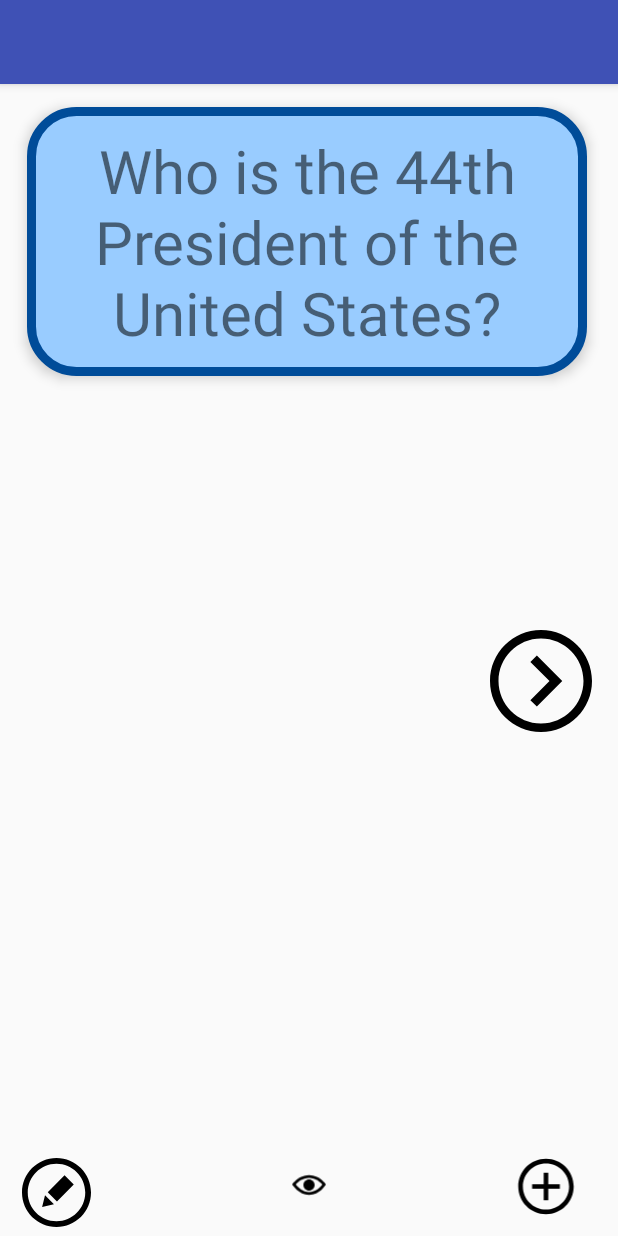
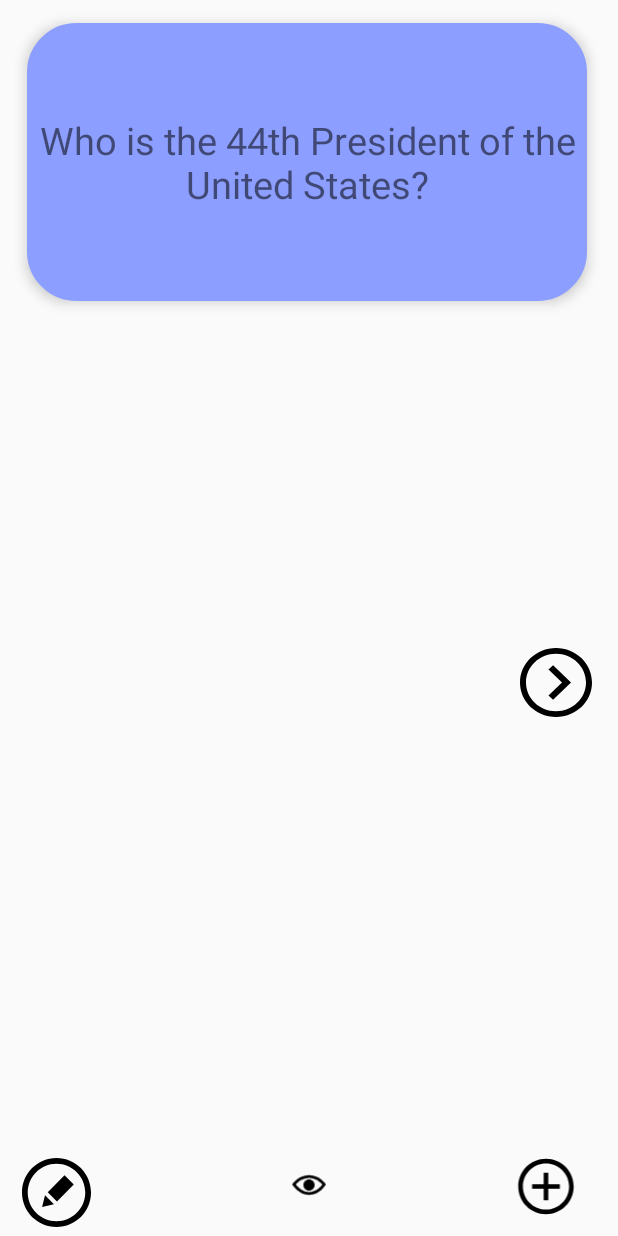
Before and after one commit to AlynMing/FlashcardApp-1, an Android app: the screen it shows after launch (MainActivity), on a phone screen of 412 x 824 dp. Run offline under Robolectric (Android 15) with nearby library versions, the phone set to English and light mode, and no system bars; our stand-ins replace Room's generated code.

Commit message:
UI Changes

```diff
--- a/app/build.gradle
+++ b/app/build.gradle
@@ -27,4 +27,5 @@ dependencies {
     testImplementation 'junit:junit:4.12'
     androidTestImplementation 'com.android.support.test:runner:1.0.2'
     androidTestImplementation 'com.android.support.test.espresso:espresso-core:3.0.2'
+    implementation 'com.android.support:design:28.0.0'
 }
--- a/app/src/main/res/drawable/answer_design.xml
+++ b/app/src/main/res/drawable/answer_design.xml
@@ -2,6 +2,6 @@
 <shape xmlns:android="http://schemas.android.com/apk/res/android"
     android:shape="rectangle">
     <corners android:radius="30dp" />
-    <stroke android:color="#004C99" android:width="6dp" />
-    <solid android:color="@color/answerColor" />
+    <stroke android:color="@color/rightAnswer" android:width="6dp" />
+    <solid android:color="@color/rightAnswer" />
 </shape>
--- a/app/src/main/res/drawable/card_background.xml
+++ b/app/src/main/res/drawable/card_background.xml
@@ -2,6 +2,6 @@
 <shape xmlns:android="http://schemas.android.com/apk/res/android"
     android:shape="rectangle">
     <corners android:radius="30dp" />
-    <stroke android:color="#004C99" android:width="6dp" />
-    <solid android:color="@color/questionColor" />
+    <stroke android:color="@color/answerColor" android:width="6dp" />
+    <solid android:color="@color/answerColor" />
 </shape>
--- a/app/src/main/res/layout/activity_main.xml
+++ b/app/src/main/res/layout/activity_main.xml
@@ -4,12 +4,13 @@
     xmlns:tools="http://schemas.android.com/tools"
     android:layout_width="match_parent"
     android:layout_height="match_parent"
-    tools:context=".MainActivity">
+    tools:context=".MainActivity"
+    android:background="@color/myBackgroundColor">
 
     <TextView
         android:id="@+id/flashcard_question"
         android:layout_width="373dp"
-        android:layout_height="179dp"
+        android:layout_height="185dp"
         android:layout_alignParentStart="true"
         android:layout_alignParentTop="true"
         android:layout_marginStart="18dp"
@@ -18,12 +19,12 @@
         android:elevation="5dp"
         android:gravity="center"
         android:text="Who is the 44th President of the United States?"
-        android:textSize="40sp" />
+        android:textSize="25sp" />
 
     <TextView
         android:id="@+id/flashcard_answer"
         android:layout_width="373dp"
-        android:layout_height="179dp"
+        android:layout_height="185dp"
         android:layout_alignParentStart="true"
         android:layout_alignParentTop="true"
         android:layout_marginStart="18dp"
@@ -32,7 +33,7 @@
         android:elevation="5dp"
         android:gravity="center"
         android:text="Barack Obama"
-        android:textSize="40sp" />
+        android:textSize="25sp" />
 
     <TextView
         android:id="@+id/option1"
@@ -44,7 +45,7 @@
         android:background="@color/answerColor"
         android:gravity="center"
         android:text="Bill Clinton"
-        android:textSize="30dp" />
+        android:textSize="25sp" />
 
     <TextView
         android:id="@+id/option2"
@@ -55,11 +56,11 @@
         android:layout_marginBottom="165dp"
         android:gravity="center"
         android:background="@color/answerColor"
-        android:textSize="30dp"
+        android:textSize="25sp"
         android:text="George H.W. Bush" />
 
     <TextView
-        android:id="@+id/option3"
+        android:id="@+id/rightAnswer"
         android:layout_width="309dp"
         android:layout_height="53dp"
         android:layout_alignParentBottom="true"
@@ -67,7 +68,7 @@
         android:layout_marginBottom="82dp"
         android:gravity="center"
         android:background="@color/answerColor"
-        android:textSize="30dp"
+        android:textSize="25sp"
         android:text="Barack Obama" />
 
     <ImageView
@@ -89,12 +90,12 @@
 
     <ImageView
         android:id="@+id/next"
-        android:layout_width="68dp"
-        android:layout_height="68dp"
+        android:layout_width="48dp"
+        android:layout_height="46dp"
         android:layout_above="@+id/option1"
         android:layout_alignParentEnd="true"
         android:layout_marginEnd="17dp"
-        android:layout_marginBottom="35dp"
+        android:layout_marginBottom="45dp"
         android:background="@drawable/next" />
 
     <ImageView
--- a/app/src/main/res/values/colors.xml
+++ b/app/src/main/res/values/colors.xml
@@ -1,10 +1,10 @@
 <?xml version="1.0" encoding="utf-8"?>
 <resources>
-    <color name="colorPrimary">#3F51B5</color>
-    <color name="colorPrimaryDark">#303F9F</color>
-    <color name="colorAccent">#FF4081</color>
-    <color name="questionColor">#99CCFF</color>
-    <color name="answerColor">#ff9933</color>
-    <color name="rightAnswer">#006633</color>
-    <color name="wrongAnswer">#990000</color>
+    <color name="colorPrimary">#607D8B</color>
+    <color name="colorPrimaryDark">#455A64</color>
+    <color name="colorAccent">#FFC107</color>
+    <color name="answerColor">#8c9eff</color>
+    <color name="rightAnswer">#4CAF50</color>
+    <color name="wrongAnswer">#e53935</color>
+    <color name="myBackgroundColor">#fafafa</color>
 </resources>
--- a/app/src/main/res/values/styles.xml
+++ b/app/src/main/res/values/styles.xml
@@ -1,7 +1,7 @@
 <resources>
 
     <!-- Base application theme. -->
-    <style name="AppTheme" parent="Base.Theme.AppCompat.Light.DarkActionBar">
+    <style name="AppTheme" parent="Theme.AppCompat.Light.NoActionBar">
         <!-- Customize your theme here. -->
         <item name="colorPrimary">@color/colorPrimary</item>
         <item name="colorPrimaryDark">@color/colorPrimaryDark</item>
```
Also changed, not shown: app/src/main/java/com/example/akc/flashcardapp/AddCardActivity.java (+10 -0 lines), app/src/main/java/com/example/akc/flashcardapp/MainActivity.java (+21 -12 lines), app/src/main/res/layout/add_card_activity.xml (+24 -1 lines).
